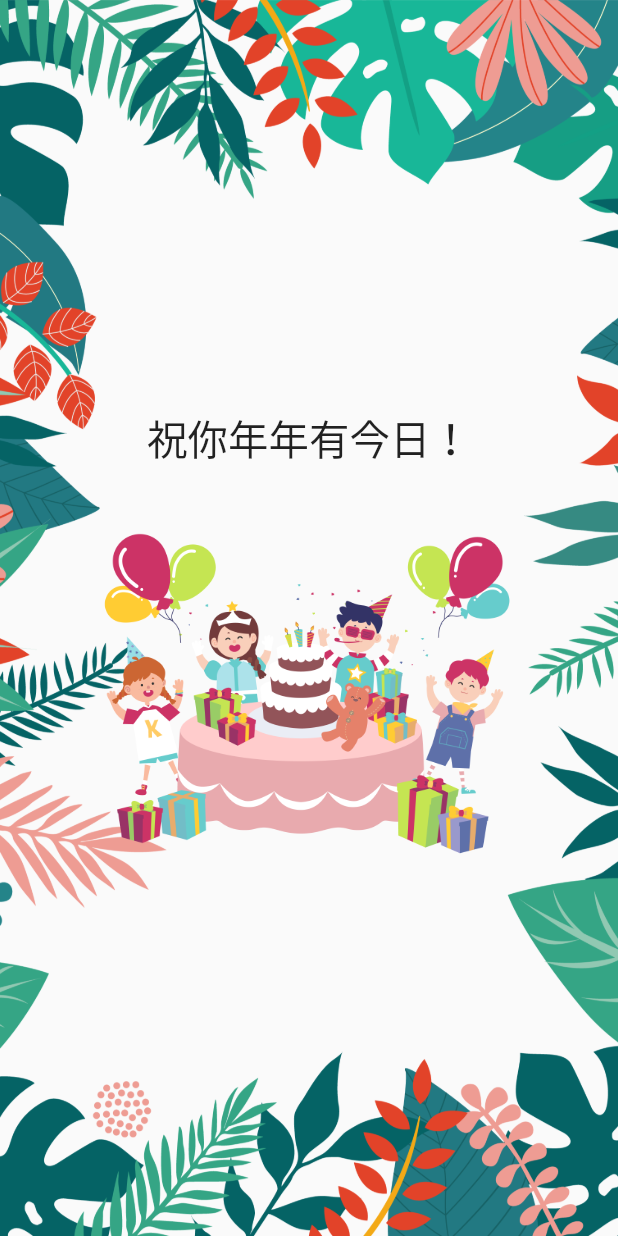
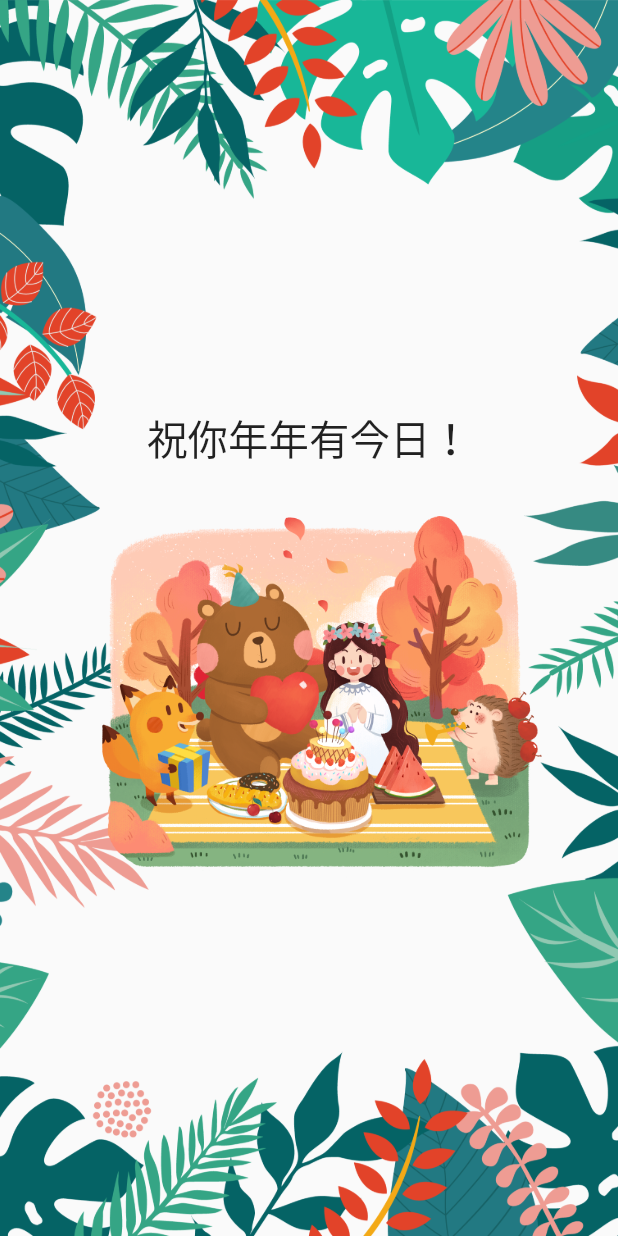
Before and after one commit to sopaknin/Paknin, a Flutter app: the screen it shows after launch, scrolled down 576 dp, on a phone screen of 412 x 824 dp. Run offline on Flutter 3.47's test engine with Material 2 defaults, Android fonts, the light colour scheme and no system bars; drawn by our look-alikes of animated_text_kit; our stand-ins replace confetti.

Commit message:
version1.0

```diff
--- a/lib/page_1.dart
+++ b/lib/page_1.dart
@@ -37,7 +37,7 @@ class page_2 extends StatelessWidget {
           child: wishes(text: '祝你年年有今日！',),
           decoration: BoxDecoration(
               image: DecorationImage(
-                  image:AssetImage("assets/whole_family.png"),
+                  image:AssetImage("assets/shengri.png"),
                   fit: BoxFit.fitWidth,
               )
           )
```
